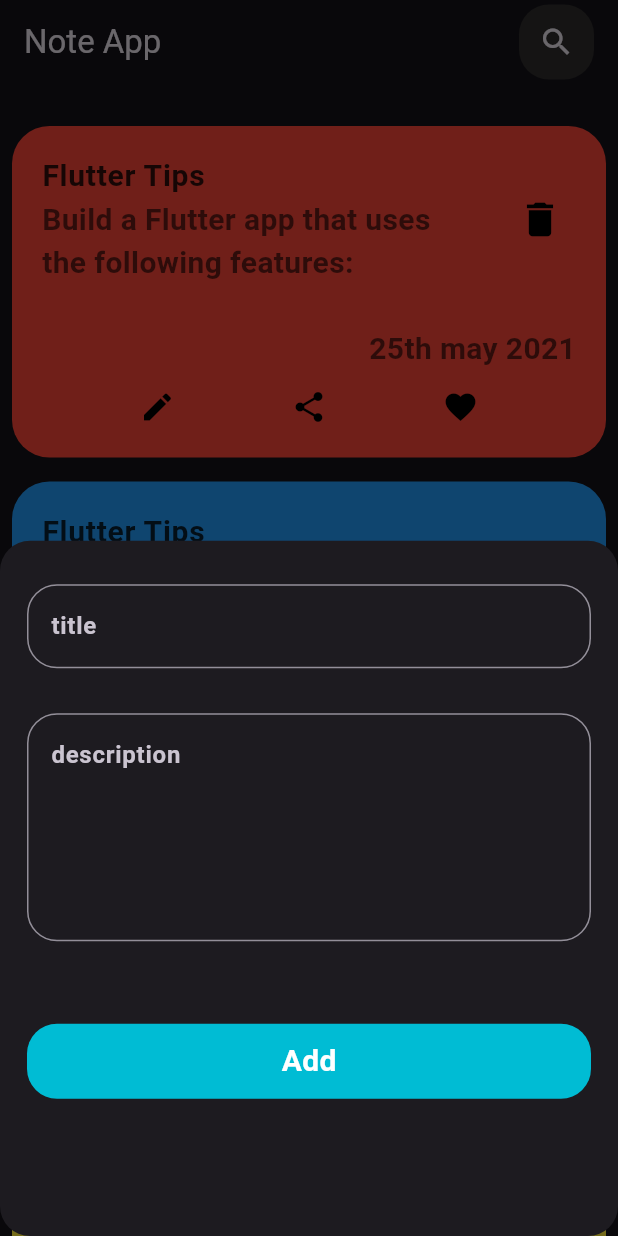
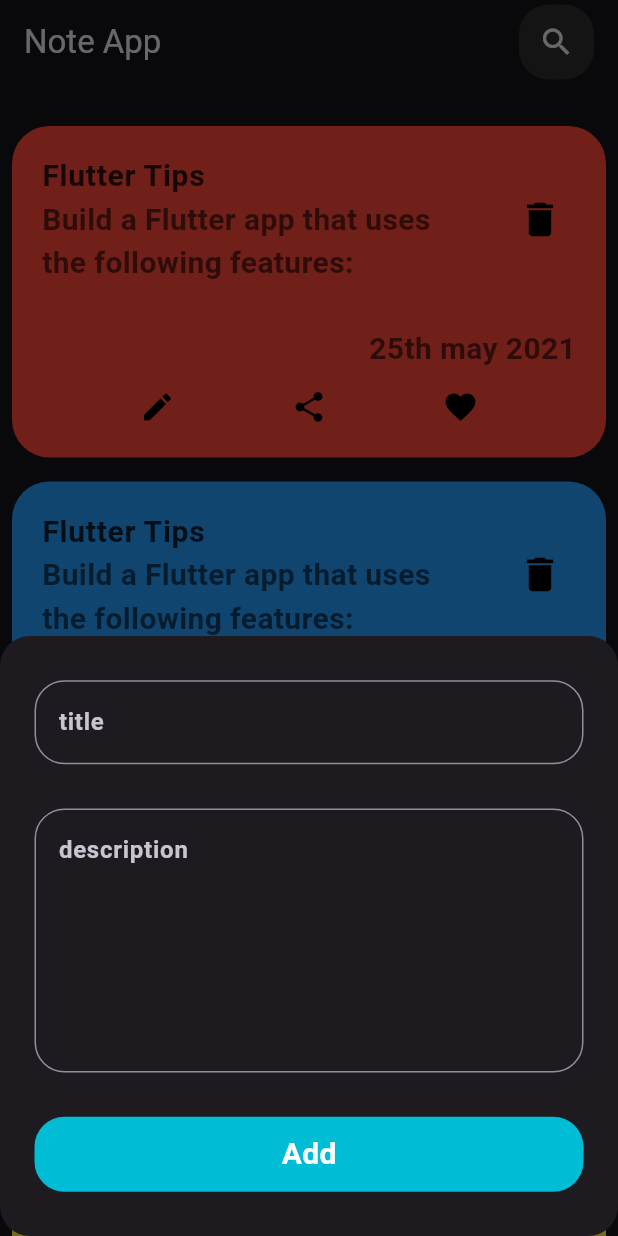
Before and after one commit to hazzemSaid/note_app, a Flutter app: the screen it shows after launch, after a tap on the "add" icon, on a phone screen of 412 x 824 dp. Run offline on Flutter 3.47's test engine with Material 3 defaults, Android fonts, the phone set to English and light mode, and no system bars; our stand-ins replace bloc, flutter_bloc, go_router, hive, hive_flutter; accounts and stored records are empty.

```diff
--- a/lib/features/home/presentation/view/screens/home_screen.dart
+++ b/lib/features/home/presentation/view/screens/home_screen.dart
@@ -11,6 +11,7 @@ class HomeScreen extends StatelessWidget {
       floatingActionButton: FloatingActionButton(
           onPressed: () {
             showModalBottomSheet(
+                isScrollControlled: true,
                 shape: RoundedRectangleBorder(
                   borderRadius: BorderRadius.circular(20),
                 ),
--- a/lib/features/home/presentation/view/widgets/add_note_form.dart
+++ b/lib/features/home/presentation/view/widgets/add_note_form.dart
@@ -23,12 +23,16 @@ class _addNoteFormState extends State<addNoteForm> {
     return Form(
       key: formkey,
       autovalidateMode: autovalidateMode,
+      child: Padding(
+        padding: EdgeInsets.only(
+            left: 5.0,
+            right: 5.0,
+            bottom: MediaQuery.of(context).viewInsets.bottom),
+        child: Container(
+          height: 400,
           child: Column(
+            mainAxisAlignment: MainAxisAlignment.spaceEvenly,
             children: [
-          const SizedBox(
-            width: double.infinity,
-            height: 29,
-          ),
               CustomTextfield(
                 onsave: (value) {
                   title = value;
@@ -36,24 +40,14 @@ class _addNoteFormState extends State<addNoteForm> {
                 hint: 'title',
                 maxline: 1,
               ),
-          const SizedBox(
-            width: double.infinity,
-            height: 30,
-          ),
               CustomTextfield(
                 onsave: (value) {
                   description = value;
                 },
-            maxline: 5,
+                maxline: 6,
                 hint: 'description',
               ),
-          const SizedBox(
-            width: double.infinity,
-            height: 10,
-          ),
-          Padding(
-            padding: const EdgeInsets.only(top: 45.0),
-            child: GestureDetector(onTap: () {
+              GestureDetector(onTap: () {
                 if (formkey.currentState!.validate()) {
                   formkey.currentState!.save();
                   var note = NoteModel(
@@ -87,8 +81,9 @@ class _addNoteFormState extends State<addNoteForm> {
                   );
                 },
               )),
+            ],
           ),
-        ],
+        ),
       ),
     );
   }
--- a/lib/features/home/presentation/view/widgets/homeScreen_body.dart
+++ b/lib/features/home/presentation/view/widgets/homeScreen_body.dart
@@ -15,7 +15,9 @@ class HomeScreen_body extends StatelessWidget {
           height: 20,
         ),
         Flexible(
-          child: ListView.builder(itemBuilder: (context, index) {
+          child: ListView.builder(
+              itemCount: 5,
+              itemBuilder: (context, index) {
                 return Padding(
                   padding: const EdgeInsets.all(8.0),
                   child: GestureDetector(
```
Lines whose indentation alone changed are shown as unchanged.
